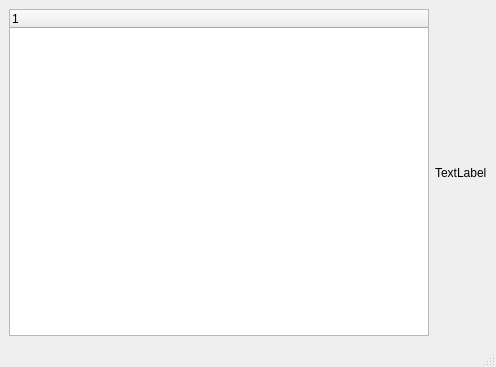
awfeequdng/QTErpC, file Sap/Extras/visorimagenes.ui: the form before one commit.
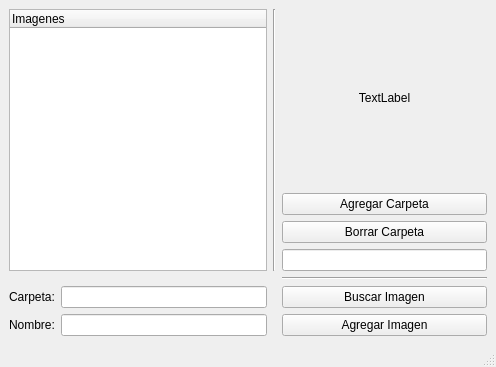
The form after the commit.

What changed in the file:
```diff
--- a/Sap/Extras/visorimagenes.ui
+++ b/Sap/Extras/visorimagenes.ui
@@ -15,19 +15,95 @@
   </property>
   <widget class="QWidget" name="centralwidget">
    <layout class="QGridLayout" name="gridLayout_2">
-    <item row="0" column="0">
+    <item row="0" column="2">
+     <widget class="Line" name="line_2">
+      <property name="orientation">
+       <enum>Qt::Vertical</enum>
+      </property>
+     </widget>
+    </item>
+    <item row="2" column="1">
+     <widget class="QLineEdit" name="LineCarpeta">
+      <property name="readOnly">
+       <bool>true</bool>
+      </property>
+     </widget>
+    </item>
+    <item row="2" column="0">
+     <widget class="QLabel" name="label_2">
+      <property name="text">
+       <string>Carpeta:</string>
+      </property>
+     </widget>
+    </item>
+    <item row="0" column="0" colspan="2">
      <widget class="QTreeWidget" name="VisorArbol">
       <column>
        <property name="text">
-        <string notr="true">1</string>
+        <string>Imagenes</string>
        </property>
       </column>
      </widget>
     </item>
-    <item row="0" column="1">
-     <widget class="QLabel" name="label">
+    <item row="2" column="3">
+     <widget class="QPushButton" name="BotonImagen">
       <property name="text">
-       <string>TextLabel</string>
+       <string>Buscar Imagen</string>
+      </property>
+     </widget>
+    </item>
+    <item row="3" column="1">
+     <widget class="QLineEdit" name="LineNombre"/>
+    </item>
+    <item row="3" column="0">
+     <widget class="QLabel" name="label_3">
+      <property name="text">
+       <string>Nombre:</string>
+      </property>
+     </widget>
+    </item>
+    <item row="3" column="3">
+     <widget class="QPushButton" name="BotonAgregarImagen">
+      <property name="text">
+       <string>Agregar Imagen</string>
+      </property>
+     </widget>
+    </item>
+    <item row="0" column="3">
+     <layout class="QVBoxLayout" name="verticalLayout">
+      <item>
+       <widget class="QLabel" name="labelImagen">
+        <property name="text">
+         <string>TextLabel</string>
+        </property>
+        <property name="alignment">
+         <set>Qt::AlignCenter</set>
+        </property>
+       </widget>
+      </item>
+      <item>
+       <widget class="QPushButton" name="BotonCarpetaAgregar">
+        <property name="text">
+         <string>Agregar Carpeta</string>
+        </property>
+       </widget>
+      </item>
+      <item>
+       <widget class="QPushButton" name="BotonCarpetaBorrar">
+        <property name="text">
+         <string>Borrar Carpeta</string>
+        </property>
+       </widget>
+      </item>
+      <item>
+       <widget class="QLineEdit" name="LineCarpetaNueva"/>
+      </item>
+     </layout>
+    </item>
+    <item row="1" column="3">
+     <widget class="Line" name="line">
+      <property name="orientation">
+       <enum>Qt::Horizontal</enum>
       </property>
      </widget>
     </item>
```
